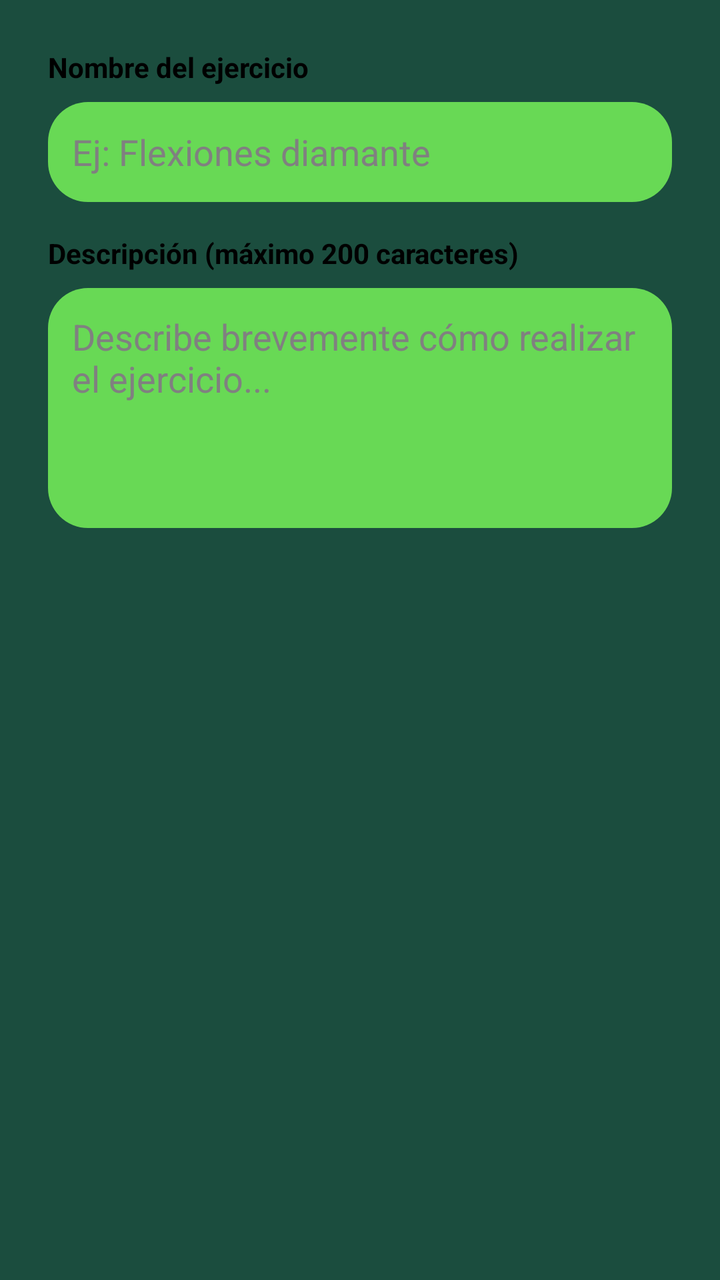
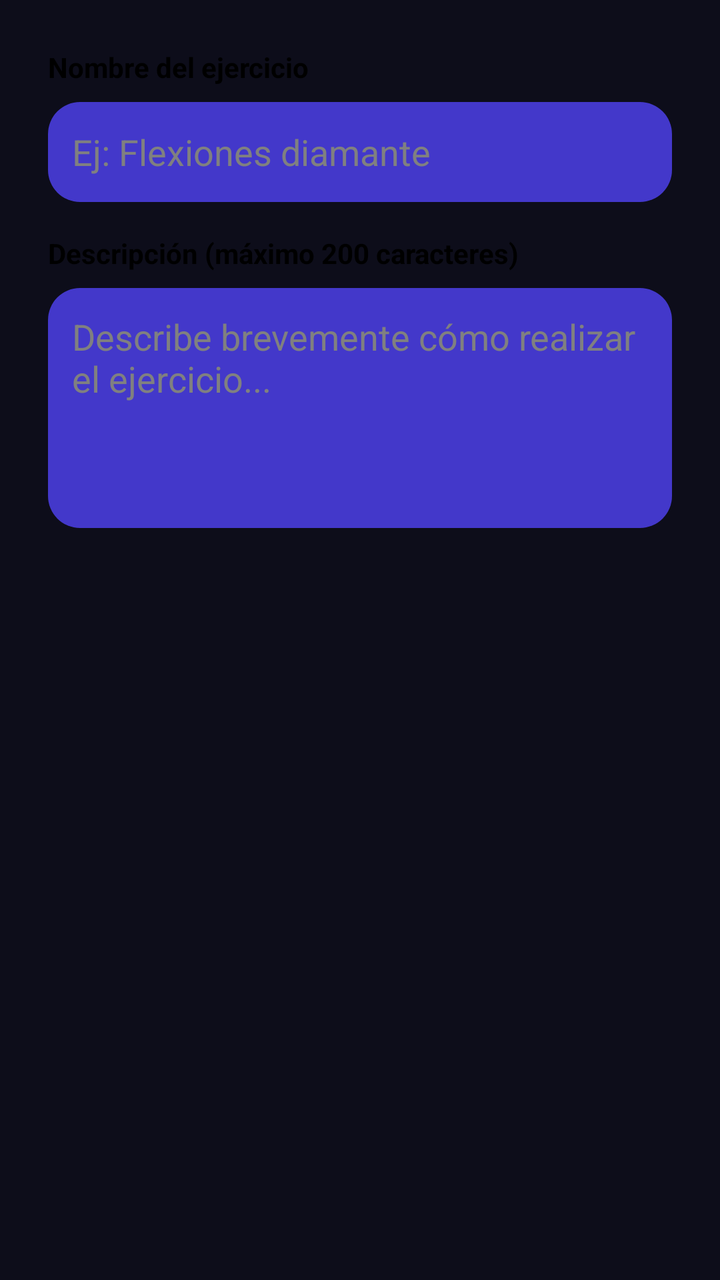

Compare the two renders of this Android layout. The source of the first and the diff that turns it into the second are given below.
<!-- AndroidManifest.xml: application theme Theme.GimnasioPro -->
<!-- res/layout/dialog_agregar_ejercicio.xml -->
<?xml version="1.0" encoding="utf-8"?>
<LinearLayout xmlns:android="http://schemas.android.com/apk/res/android"
    android:layout_width="match_parent"
    android:layout_height="wrap_content"
    android:orientation="vertical"
    android:padding="24dp">

    
    <TextView
        android:layout_width="match_parent"
        android:layout_height="wrap_content"
        android:text="Nombre del ejercicio"
        android:textSize="14sp"
        android:textColor="#000000"
        android:textStyle="bold"
        android:layout_marginBottom="8dp" />

    <EditText
        android:id="@+id/etNombreEjercicio"
        android:layout_width="match_parent"
        android:layout_height="50dp"
        android:hint="Ej: Flexiones diamante"
        android:textColor="#000000"
        android:textColorHint="#808080"
        android:background="@drawable/btn_rounded_green"
        android:padding="12dp"
        android:inputType="textCapSentences"
        android:maxLines="1"
        android:layout_marginBottom="16dp" />

    
    <TextView
        android:layout_width="match_parent"
        android:layout_height="wrap_content"
        android:text="Descripción (máximo 200 caracteres)"
        android:textSize="14sp"
        android:textColor="#000000"
        android:textStyle="bold"
        android:layout_marginBottom="8dp" />

    <EditText
        android:id="@+id/etDescripcionEjercicio"
        android:layout_width="match_parent"
        android:layout_height="120dp"
        android:hint="Describe brevemente cómo realizar el ejercicio..."
        android:textColor="#000000"
        android:textColorHint="#808080"
        android:background="@drawable/btn_rounded_green"
        android:padding="12dp"
        android:gravity="top|start"
        android:inputType="textCapSentences|textMultiLine"
        android:maxLength="200"
        android:scrollbars="vertical" />

</LinearLayout>
<!-- resources referenced by this layout -->
<resources>
  <!-- drawable btn_rounded_green (drawable) -->
  <?xml version="1.0" encoding="utf-8"?>
  <ripple xmlns:android="http://schemas.android.com/apk/res/android"
      android:color="@color/electric_green_button">
      <item>
          <shape android:shape="rectangle">
              <solid android:color="@color/electric_green_button" />
              <corners android:radius="20dp" />
          </shape>
      </item>
  </ripple>
  <style name="Theme.GimnasioPro" parent="Theme.AppCompat.Light.NoActionBar">
          
          <item name="colorPrimary">@color/electric_green_button</item>
          <item name="colorPrimaryDark">@color/dark_green_background</item>
          <item name="colorAccent">@color/electric_green_button</item>
          <item name="android:windowBackground">@color/dark_green_background</item>
          <item name="android:statusBarColor">@color/dark_green_background</item>
          <item name="android:navigationBarColor">@color/dark_green_background</item>
          <item name="android:fitsSystemWindows">true</item>
      </style>
  <color name="electric_green_button">#68D955</color>
  <color name="dark_green_background">#FF1B4D3E</color>
</resources>

<!-- the commit's change to res/layout/dialog_agregar_ejercicio.xml (unified diff, before → after) -->
@@ -22,7 +22,7 @@
         android:hint="Ej: Flexiones diamante"
         android:textColor="#000000"
         android:textColorHint="#808080"
-        android:background="@drawable/btn_rounded_green"
+        android:background="@drawable/bg_card_trainer"
         android:padding="12dp"
         android:inputType="textCapSentences"
         android:maxLines="1"
@@ -45,7 +45,7 @@
         android:hint="Describe brevemente cómo realizar el ejercicio..."
         android:textColor="#000000"
         android:textColorHint="#808080"
-        android:background="@drawable/btn_rounded_green"
+        android:background="@drawable/bg_card_trainer"
         android:padding="12dp"
         android:gravity="top|start"
         android:inputType="textCapSentences|textMultiLine"
<!-- resource entries referenced after the edit -->
@@ -1,16 +1,12 @@
 <!-- resources referenced by this layout -->
 <resources>
-  <!-- drawable btn_rounded_green (drawable) -->
+  <!-- drawable bg_card_trainer (drawable) -->
   <?xml version="1.0" encoding="utf-8"?>
-  <ripple xmlns:android="http://schemas.android.com/apk/res/android"
-      android:color="@color/electric_green_button">
-      <item>
-          <shape android:shape="rectangle">
-              <solid android:color="@color/electric_green_button" />
-              <corners android:radius="20dp" />
-          </shape>
-      </item>
-  </ripple>
+  <shape xmlns:android="http://schemas.android.com/apk/res/android"
+      android:shape="rectangle">
+      <solid android:color="@color/card_trainer" />
+      <corners android:radius="16dp" />
+  </shape>
   <style name="Theme.GimnasioPro" parent="Theme.AppCompat.Light.NoActionBar">
           
           <item name="colorPrimary">@color/electric_green_button</item>
@@ -21,7 +17,10 @@
           <item name="android:navigationBarColor">@color/dark_green_background</item>
           <item name="android:fitsSystemWindows">true</item>
       </style>
-  <color name="electric_green_button">#68D955</color>
-  <color name="dark_green_background">#FF1B4D3E</color>
+  <color name="card_trainer">#4338CA</color>
+  <color name="electric_green_button">@color/accent_green</color>
+  <color name="dark_green_background">@color/dark_background</color>
+  <color name="accent_green">#4ADE80</color>
+  <color name="dark_background">#0D0D1A</color>
 </resources>
 
